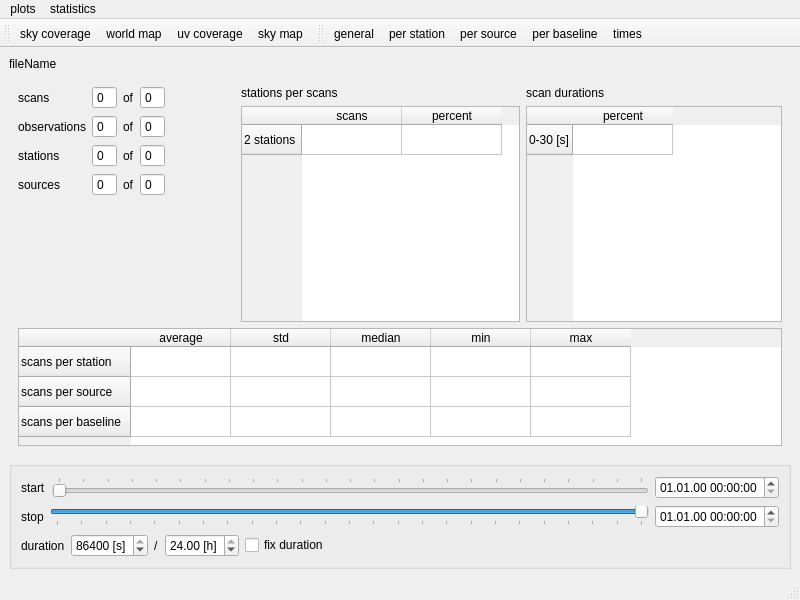
The window that vieschedpp_analyser.ui (TUW-VieVS/VieSchedpp) describes before a commit, drawn with Qt 5.
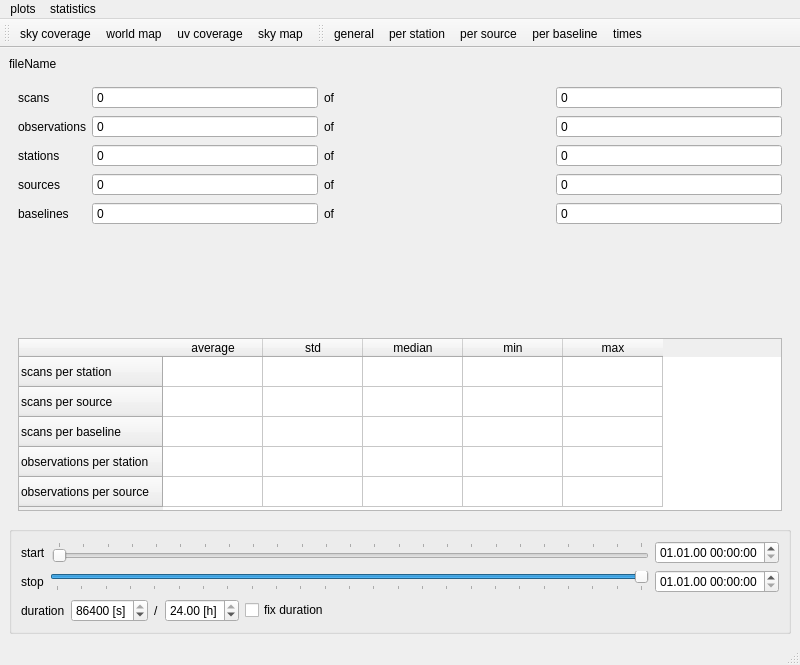
The same window after the commit. The open tabs and pages were chosen to show the change. Icons and pictures are not drawn.

Commit message: more features in vieSchedpp_analyser

```diff
--- a/vieschedpp_analyser.ui
+++ b/vieschedpp_analyser.ui
@@ -7,7 +7,7 @@
     <x>0</x>
     <y>0</y>
     <width>800</width>
-    <height>600</height>
+    <height>665</height>
    </rect>
   </property>
   <property name="windowTitle">
@@ -198,9 +198,9 @@
        </layout>
       </widget>
       <widget class="QWidget" name="statistics_general">
-       <layout class="QVBoxLayout" name="verticalLayout_10" stretch="2,1">
+       <layout class="QVBoxLayout" name="verticalLayout_8" stretch="1,0">
         <item>
-         <layout class="QHBoxLayout" name="horizontalLayout_8">
+         <layout class="QHBoxLayout" name="horizontalLayout_general_total">
           <item>
            <layout class="QFormLayout" name="formLayout">
             <item row="0" column="0">
@@ -223,6 +223,9 @@
                 <property name="buttonSymbols">
                  <enum>QAbstractSpinBox::NoButtons</enum>
                 </property>
+                <property name="maximum">
+                 <number>999999</number>
+                </property>
                </widget>
               </item>
               <item>
@@ -243,6 +246,9 @@
                 <property name="buttonSymbols">
                  <enum>QAbstractSpinBox::NoButtons</enum>
                 </property>
+                <property name="maximum">
+                 <number>999999</number>
+                </property>
                </widget>
               </item>
              </layout>
@@ -267,6 +273,9 @@
                 <property name="buttonSymbols">
                  <enum>QAbstractSpinBox::NoButtons</enum>
                 </property>
+                <property name="maximum">
+                 <number>999999</number>
+                </property>
                </widget>
               </item>
               <item>
@@ -287,6 +296,9 @@
                 <property name="buttonSymbols">
                  <enum>QAbstractSpinBox::NoButtons</enum>
                 </property>
+                <property name="maximum">
+                 <number>999999</number>
+                </property>
                </widget>
               </item>
              </layout>
@@ -311,6 +323,9 @@
                 <property name="buttonSymbols">
                  <enum>QAbstractSpinBox::NoButtons</enum>
                 </property>
+                <property name="maximum">
+                 <number>999999</number>
+                </property>
                </widget>
               </item>
               <item>
@@ -331,6 +346,9 @@
                 <property name="buttonSymbols">
                  <enum>QAbstractSpinBox::NoButtons</enum>
                 </property>
+                <property name="maximum">
+                 <number>999999</number>
+                </property>
                </widget>
               </item>
              </layout>
@@ -355,6 +373,9 @@
                 <property name="buttonSymbols">
                  <enum>QAbstractSpinBox::NoButtons</enum>
                 </property>
+                <property name="maximum">
+                 <number>999999</number>
+                </property>
                </widget>
               </item>
               <item>
@@ -375,89 +396,56 @@
                 <property name="buttonSymbols">
                  <enum>QAbstractSpinBox::NoButtons</enum>
                 </property>
+                <property name="maximum">
+                 <number>999999</number>
+                </property>
                </widget>
               </item>
              </layout>
             </item>
-           </layout>
-          </item>
-          <item>
-           <spacer name="horizontalSpacer_3">
-            <property name="orientation">
-             <enum>Qt::Horizontal</enum>
-            </property>
-            <property name="sizeHint" stdset="0">
-             <size>
-              <width>40</width>
-              <height>20</height>
-             </size>
-            </property>
-           </spacer>
-          </item>
-          <item>
-           <layout class="QVBoxLayout" name="verticalLayout_8">
-            <item>
+            <item row="4" column="0">
              <widget class="QLabel" name="label_11">
               <property name="text">
-               <string>stations per scans</string>
+               <string>baselines</string>
               </property>
              </widget>
             </item>
-            <item>
-             <widget class="QTableWidget" name="tableWidget_sta_per_scan">
-              <property name="minimumSize">
-               <size>
-                <width>279</width>
-                <height>0</height>
-               </size>
-              </property>
-              <row>
-               <property name="text">
-                <string>2 stations</string>
-               </property>
-              </row>
-              <column>
-               <property name="text">
-                <string>scans</string>
-               </property>
-              </column>
-              <column>
-               <property name="text">
-                <string>percent</string>
-               </property>
-              </column>
-             </widget>
-            </item>
-           </layout>
-          </item>
-          <item>
-           <layout class="QVBoxLayout" name="verticalLayout_9">
-            <item>
-             <widget class="QLabel" name="label_12">
-              <property name="text">
-               <string>scan durations</string>
-              </property>
-             </widget>
-            </item>
-            <item>
-             <widget class="QTableWidget" name="tableWidget_scan_duration">
-              <property name="minimumSize">
-               <size>
-                <width>0</width>
-                <height>0</height>
-               </size>
-              </property>
-              <row>
-               <property name="text">
-                <string>0-30 [s]</string>
-               </property>
-              </row>
-              <column>
-               <property name="text">
-                <string>percent</string>
-               </property>
-              </column>
-             </widget>
+            <item row="4" column="1">
+             <layout class="QHBoxLayout" name="horizontalLayout_8">
+              <item>
+               <widget class="QSpinBox" name="spinBox_baselines">
+                <property name="readOnly">
+                 <bool>true</bool>
+                </property>
+                <property name="buttonSymbols">
+                 <enum>QAbstractSpinBox::NoButtons</enum>
+                </property>
+                <property name="maximum">
+                 <number>999999</number>
+                </property>
+               </widget>
+              </item>
+              <item>
+               <widget class="QLabel" name="label_12">
+                <property name="text">
+                 <string>of</string>
+                </property>
+               </widget>
+              </item>
+              <item>
+               <widget class="QSpinBox" name="spinBox_baselines_total">
+                <property name="readOnly">
+                 <bool>true</bool>
+                </property>
+                <property name="buttonSymbols">
+                 <enum>QAbstractSpinBox::NoButtons</enum>
+                </property>
+                <property name="maximum">
+                 <number>999999</number>
+                </property>
+               </widget>
+              </item>
+             </layout>
             </item>
            </layout>
           </item>
@@ -468,13 +456,13 @@
           <property name="minimumSize">
            <size>
             <width>0</width>
-            <height>113</height>
+            <height>173</height>
            </size>
           </property>
           <property name="maximumSize">
            <size>
             <width>16777215</width>
-            <height>150</height>
+            <height>173</height>
            </size>
           </property>
           <row>
@@ -492,6 +480,16 @@
             <string>scans per baseline</string>
            </property>
           </row>
+          <row>
+           <property name="text">
+            <string>observations per station</string>
+           </property>
+          </row>
+          <row>
+           <property name="text">
+            <string>observations per source</string>
+           </property>
+          </row>
           <column>
            <property name="text">
             <string>average</string>
@@ -613,7 +611,7 @@
             <number>1800</number>
            </property>
            <property name="pageStep">
-            <number>1800</number>
+            <number>900</number>
            </property>
            <property name="orientation">
             <enum>Qt::Horizontal</enum>
@@ -672,7 +670,7 @@
             <number>1800</number>
            </property>
            <property name="pageStep">
-            <number>1800</number>
+            <number>900</number>
            </property>
            <property name="value">
             <number>86400</number>
```
Left out of the diff: 17 changed lines with no effect on the pictures. The commit also changes 2 other files.
